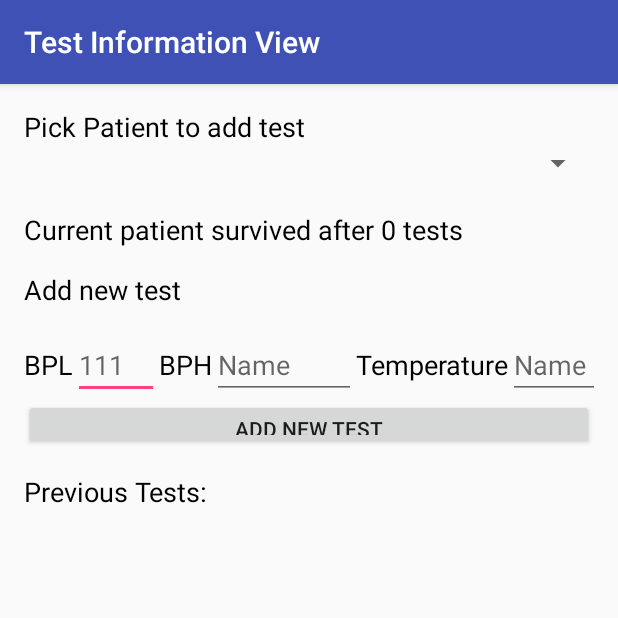
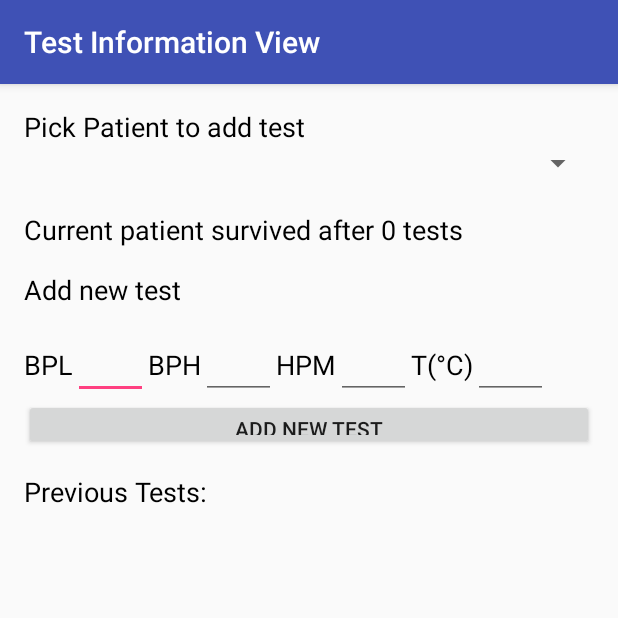
Before and after one commit to Riml/comp304-lab4, an Android app: the AddTest screen opened directly, with no data from a screen before it, on a phone screen of 412 x 824 dp, the top half of it. Run offline under Robolectric (Android 15) with nearby library versions, the phone set to English and light mode, and no system bars.

Commit message:
Not yet gorgeous but looks better

```diff
--- a/app/src/main/java/com/comp304/group1/lab4/AddPatient.java
+++ b/app/src/main/java/com/comp304/group1/lab4/AddPatient.java
@@ -10,6 +10,7 @@ import android.widget.Button;
 import android.widget.EditText;
 import android.widget.Spinner;
 import android.widget.TextView;
+import android.widget.Toast;
 
 import java.util.ArrayList;
 import java.util.Arrays;
@@ -93,6 +94,7 @@ public class AddPatient extends AppCompatActivity {
 
         //add the row to the database
         db.addRecord(values, "tbl_patient", fields,record);
+        Toast.makeText(getApplicationContext(),"Patient was successfully added",Toast.LENGTH_SHORT).show();
 
     }
 }
--- a/app/src/main/java/com/comp304/group1/lab4/AddTest.java
+++ b/app/src/main/java/com/comp304/group1/lab4/AddTest.java
@@ -20,8 +20,8 @@ public class AddTest extends AppCompatActivity {
     TextView totalTestsView;
 
     int lastTestID;
-    final String fields[] = {"test_id","BPL","BPL","temperature","patient_id"};
-    final String record[] = new String[5];
+    final String fields[] = {"test_id","BPL","BPH","HPM","temperature","patient_id"};
+    final String record[] = new String[6];
     private final DatabaseManager db= new DatabaseManager(this);
 
     Spinner patientSpinner;
@@ -67,30 +67,8 @@ public class AddTest extends AppCompatActivity {
         patientSpinner.setOnItemSelectedListener(new AdapterView.OnItemSelectedListener() {
             @Override
             public void onItemSelected(AdapterView<?> parentView, View selectedItemView, int position, long id) {
-                selectedPatientID = patientIDs.get(patientSpinner.getSelectedItemPosition());
-
-                List table = db.getTable("tbl_test");
-
-                int i2=0;
-                int i3=0;
-                String output="";
-                for (Object o : table) {
-                    ArrayList row = (ArrayList)o;
-                    // Writing table to log
-
-
-                    Log.i("COMPARE",row.get(4+i2*5).toString() +" : "+selectedPatientID);
-                    if(Integer.parseInt(row.get(4+i2*5).toString()) == Integer.parseInt(selectedPatientID)){
-                        i3++;
-                        output+= "BPL:" +row.get(1+i2*5)+" BPH:"+row.get(2+i2*5)+" Temperature:"+row.get(3+i2*5)+"\n";
-
-                    }
-                    i2++;
-
-                }
-                testsDataView.setText(output);
-                totalTestsView.setText("Current patient survived after "+i3+" tests");
-            }
+                updateView();
+        }
 
             @Override
             public void onNothingSelected(AdapterView<?> parentView) {
@@ -111,12 +89,42 @@ public class AddTest extends AppCompatActivity {
         }
         record[1]= ((TextView)findViewById(R.id.inputBPL)).getText().toString();
         record[2]=((TextView)findViewById(R.id.inputBPH)).getText().toString();
-        record[3]=((TextView)findViewById(R.id.inputTemp)).getText().toString();
-        record[4]=selectedPatientID;
+        record[3]=((TextView)findViewById(R.id.inputHPM)).getText().toString();
+        record[4]=((TextView)findViewById(R.id.inputTemp)).getText().toString();
+        record[5]=selectedPatientID;
 
         ContentValues values = new ContentValues();
 
         db.addRecord(values, "tbl_test", fields,record);
+        Toast.makeText(getApplicationContext(),"Test was successfully added",Toast.LENGTH_SHORT).show();
+        Log.i("VIEWPRE","UPDATED");
+        updateView();
+
+    }
+
+    public void updateView(){
+
+        selectedPatientID = patientIDs.get(patientSpinner.getSelectedItemPosition());
+
+        Log.i("VIEW","UPDATED");
+        List table = db.getTable("tbl_test");
+
+        int i2=0;
+        int i3=0;
+        String output="";
+        for (Object o : table) {
+            ArrayList row = (ArrayList)o;
+            Log.i("COMPARE",row.get(5+i2*6).toString() +" : "+selectedPatientID);
+            if(Integer.parseInt(row.get(5+i2*6).toString()) == Integer.parseInt(selectedPatientID)){
+                i3++;
+                output+= "BPL:" +row.get(1+i2*6)+" BPH:"+row.get(2+i2*6)+" HPM:"+row.get(3+i2*6)+" Temperature:"+row.get(4+i2*6)+"\n";
+
+            }
+            i2++;
+
+        }
+        testsDataView.setText(output);
+        totalTestsView.setText("Current patient survived after "+i3+" tests");
 
     }
 }
--- a/app/src/main/java/com/comp304/group1/lab4/MainActivity.java
+++ b/app/src/main/java/com/comp304/group1/lab4/MainActivity.java
@@ -24,7 +24,7 @@ public class MainActivity extends AppCompatActivity {
                     " FOREIGN KEY(doctor_id) REFERENCES tbl_doctor(doctor_id));",
 
             "CREATE TABLE tbl_test (test_id INTEGER PRIMARY KEY AUTOINCREMENT , " +
-                    "BPL REAL, BPH  REAL, temperature REAL, patient_id INTEGER NOT NULL," +
+                    "BPL REAL, BPH  REAL, HPM REAL, temperature REAL, patient_id INTEGER NOT NULL," +
                     "FOREIGN KEY(patient_id) REFERENCES tbl_patient(patient_id));",
 
             "CREATE TABLE tbl_nurse (nurse_id INTEGER PRIMARY KEY AUTOINCREMENT , firstname TEXT, lastname TEXT, department TEXT);"
--- a/app/src/main/res/layout/activity_add_test.xml
+++ b/app/src/main/res/layout/activity_add_test.xml
@@ -65,10 +65,9 @@
             android:textColor="@android:color/background_dark" />
 
         <EditText
-            android:layout_width="57dp"
+            android:layout_width="50dp"
             android:layout_height="wrap_content"
             android:inputType="textPersonName"
-            android:text="111"
             android:ems="10"
             android:id="@+id/inputBPL"
             android:textColor="?attr/colorControlNormal" />
@@ -82,16 +81,33 @@
             android:textSize="18sp" />
 
         <EditText
-            android:layout_width="96dp"
+            android:layout_width="50dp"
             android:layout_height="wrap_content"
             android:inputType="textPersonName"
-            android:text="Name"
             android:ems="10"
             android:id="@+id/inputBPH"
             android:textColor="?attr/colorControlNormal" />
 
         <TextView
-            android:text="Temperature"
+            android:text="HPM"
+            android:layout_width="wrap_content"
+            android:layout_height="wrap_content"
+            android:id="@+id/textView"
+            android:layout_weight="1"
+            android:textColor="@android:color/background_dark"
+            android:textSize="18sp" />
+
+        <EditText
+            android:layout_width="50dp"
+            android:layout_height="wrap_content"
+            android:inputType="textPersonName"
+            android:ems="10"
+            android:id="@+id/inputHPM"
+            android:layout_weight="1"
+            android:textColor="?attr/colorControlNormal" />
+
+        <TextView
+            android:text="T(°C)"
             android:layout_width="wrap_content"
             android:layout_height="wrap_content"
             android:id="@+id/textView8"
@@ -99,13 +115,12 @@
             android:textSize="18sp" />
 
         <EditText
-            android:layout_width="97dp"
             android:layout_height="wrap_content"
             android:inputType="textPersonName"
-            android:text="Name"
             android:ems="10"
             android:id="@+id/inputTemp"
-            android:textColor="?attr/colorControlNormal" />
+            android:textColor="?attr/colorControlNormal"
+            android:layout_width="50dp" />
 
     </LinearLayout>
 
```
